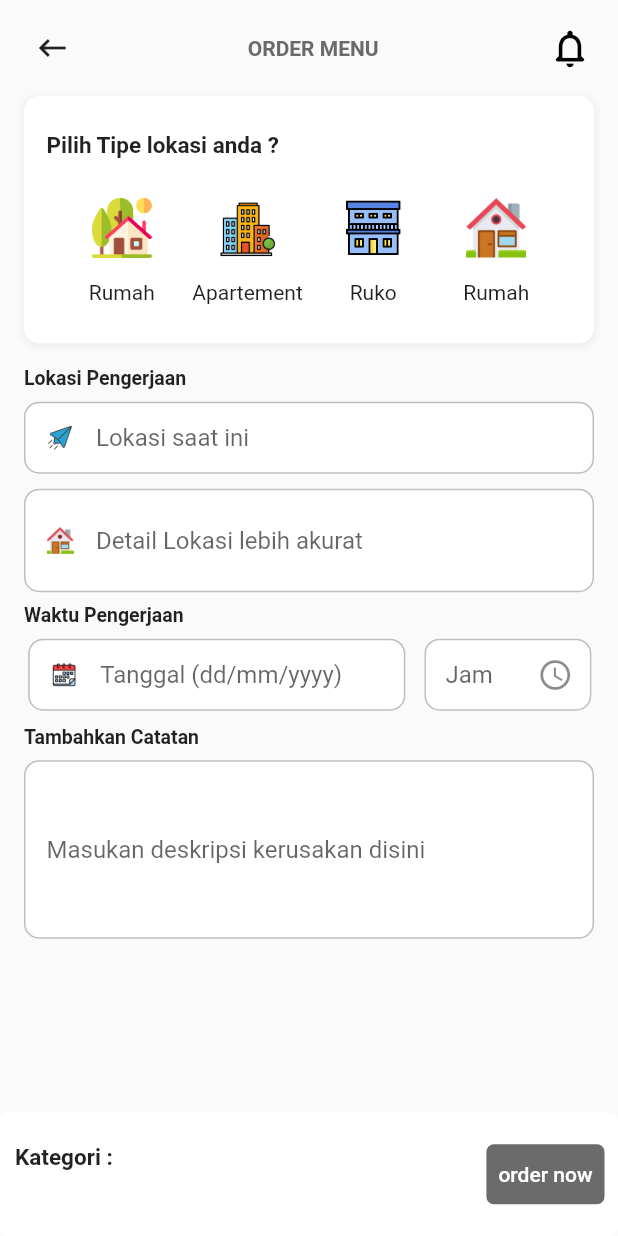
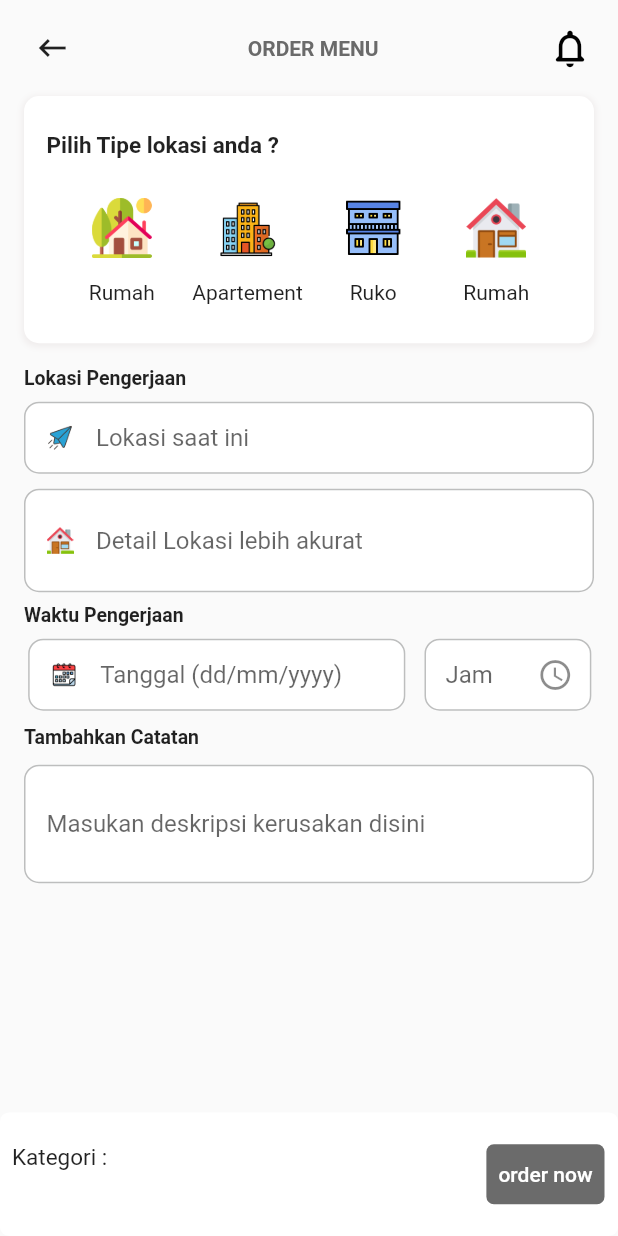
Before and after one commit to iyamif/AC-Service, a Flutter app: the Order screen opened directly with empty values, on a phone screen of 412 x 824 dp. Run offline on Flutter 3.47's test engine with Material 2 defaults, Android fonts, the light colour scheme and no system bars; our stand-ins replace carousel_slider, curved_navigation_bar, flutter_image_slideshow, google_fonts, shared_preferences; accounts and stored records are empty.

Commit message:
history & order

```diff
--- a/lib/ui/order.dart
+++ b/lib/ui/order.dart
@@ -19,8 +19,6 @@ class _OrderState extends State<Order> {
   DateTime selectedDate = DateTime.now();
   TimeOfDay selectedTime = TimeOfDay.now();
   TextEditingController dateController = TextEditingController();
-  final DateFormat _dateFormatter = DateFormat('EEEE, dd/MM/yyyy');
-  final DateFormat _timeFormatter = DateFormat('EEEE, dd/MM/yyyy');
   TextEditingController timeController = TextEditingController();
 
   List<bool> isSelected = [
@@ -550,11 +548,12 @@ class _OrderState extends State<Order> {
               Container(
                 //    height: 100,
                 // color: Colors.white,
-                padding: const EdgeInsets.only(left: 8, right: 8),
+                padding: const EdgeInsets.only(left: 8, right: 8, top: 3),
                 child: TextFormField(
                   key: const Key('username'),
                   controller: deskriptionController,
                   autovalidateMode: AutovalidateMode.onUserInteraction,
+                  maxLines: null,
                   validator: (value) {
                     if (value == null || value.isEmpty) {
                       return '* wajib diisi';
@@ -576,8 +575,10 @@ class _OrderState extends State<Order> {
                     filled: true,
                     fillColor: Colors.white,
                     contentPadding: const EdgeInsets.only(
-                        top: 0, right: 30, bottom: 100, left: 15),
+                        top: 50, right: 30, bottom: 10, left: 15),
                     hintText: 'Masukan deskripsi kerusakan disini',
+                    //  hintStyle: TextStyle(color: Colors.black)
+
                     // prefixIcon: GestureDetector(
                     //   onTap: () {
                     //     // setState(() {
@@ -614,28 +615,31 @@ class _OrderState extends State<Order> {
               padding: const EdgeInsets.all(8.0),
               child: Container(
                   height: 60,
-                  width: 100,
+                  width: 250,
                   //  color: Colors.amber,
                   child: Column(
                     children: <Widget>[
                       Padding(
-                        padding:
-                            const EdgeInsets.only(top: 10, left: 2, bottom: 3),
+                        padding: const EdgeInsets.only(top: 10, bottom: 3),
                         child: Container(
                           width: double.infinity,
                           child: const Text(
                             'Kategori :',
                             textAlign: TextAlign.left,
-                            style: TextStyle(
-                                fontSize: 15, fontWeight: FontWeight.bold),
+                            style: TextStyle(fontSize: 15),
                           ),
                         ),
                       ),
-                      Padding(
-                        padding: const EdgeInsets.only(left: 1),
+                      Container(
+                        //  padding: EdgeInsets.only(left: 10),
+                        width: double.infinity,
+                        //   color: Colors.amber,
                         child: Text(widget.nama,
-                            textAlign: TextAlign.center,
-                            style: const TextStyle(fontSize: 15)),
+                            textAlign: TextAlign.left,
+                            style: const TextStyle(
+                                fontSize: 13,
+                                fontWeight: FontWeight.bold,
+                                color: Color.fromARGB(255, 18, 0, 120))),
                       )
                     ],
                   )),
```
Also changed, not shown: lib/ui/history.dart (added, +258 -0 lines).
